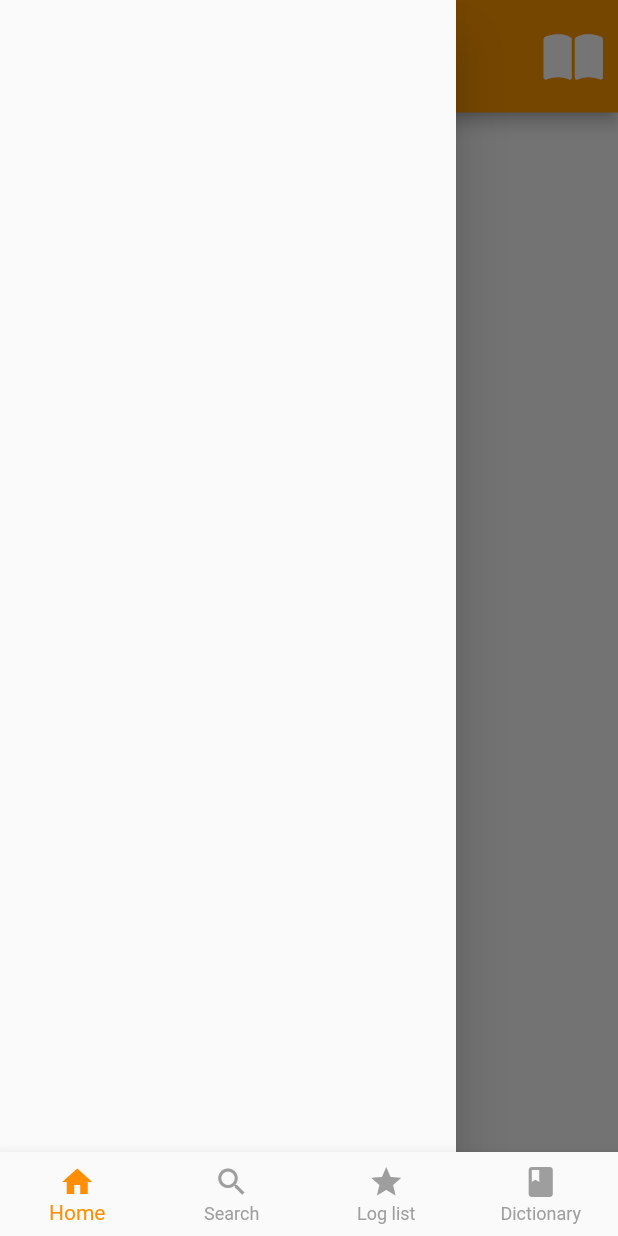
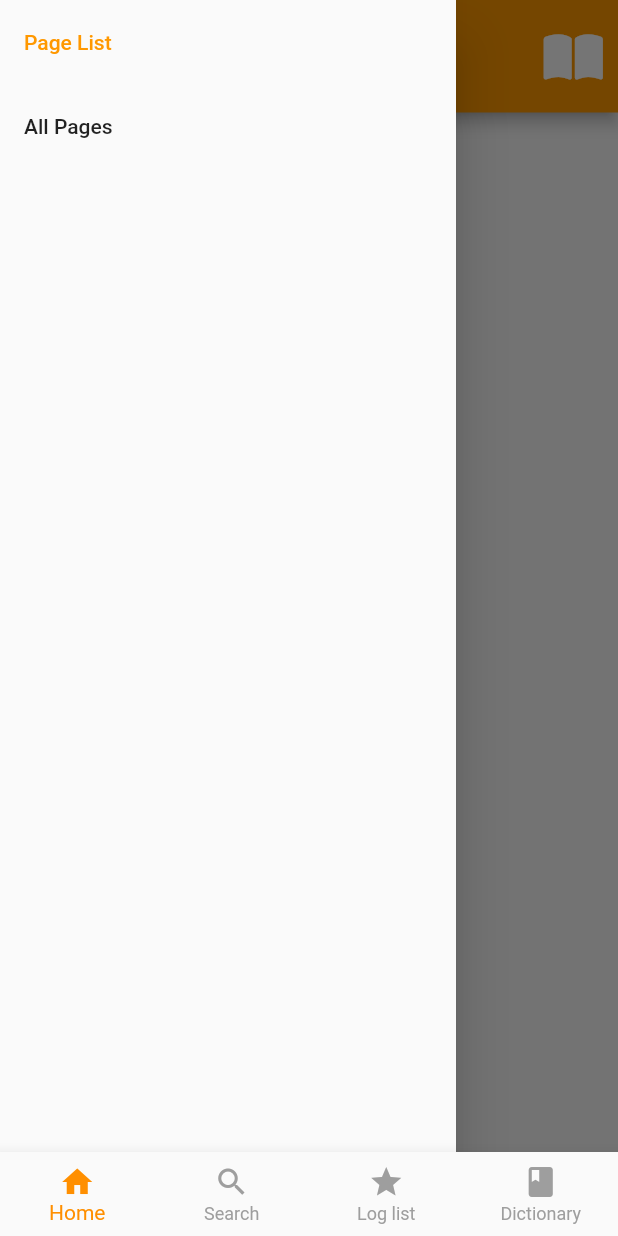
Before and after one commit to sautechnologygroup/buddhadham, a Flutter app: the screen it shows after launch, with the side drawer open, on a phone screen of 412 x 824 dp. Run offline on Flutter 3.47's test engine with Material 2 defaults, Android fonts, the phone set to English and light mode, and no system bars; our stand-ins replace font_awesome_flutter, google_fonts; Roboto replaces fonts that are missing (Charmonman).

Commit message:
ScreenForRead

```diff
--- a/lib/views/screenForRead.dart
+++ b/lib/views/screenForRead.dart
@@ -173,6 +173,9 @@ class _ReadScreenState extends State<ReadScreen> {
                         child: TextField(
                           keyboardType:
                               TextInputType.numberWithOptions(decimal: true),
+                          inputFormatters: [
+                            FilteringTextInputFormatter.allow(RegExp(r'[0-9]')),
+                          ],
                           controller: _controllerTextField,
                           decoration: InputDecoration(
                             border: OutlineInputBorder(),
@@ -181,11 +184,13 @@ class _ReadScreenState extends State<ReadScreen> {
                           ),
                           onSubmitted: (String value) {
                             setState(() {
-                              int pageNumber = int.parse(value);
-                              if (pageNumber >= 1) {
+                              int? pageNumber = int.tryParse(value);
+                              if (pageNumber != null && pageNumber >= 1) {
                                 AppTextSetting.INDEX_PAGE = pageNumber - 1;
                                 _pageController.jumpToPage(
                                     AppTextSetting.INDEX_PAGE.toInt());
+                              } else {
+                                // Handle invalid input, such as displaying an error message.
                               }
                             });
                           },
@@ -215,11 +220,27 @@ class _ReadScreenState extends State<ReadScreen> {
   Widget build(BuildContext context) {
     return Scaffold(
       key: _scaffoldKey,
-      //drawer with menu list and header รายการหน้า และ เกี่ยวกับ
       drawer: Drawer(
-          // ปุ่มเมนู รายการหน้ากับเกี่ยวกับเรียงกันในแนวนอน ข้างบนที่สารมารถกดได้ รายการหน้าก็คือหน้า drawer ปัจจุบัน ส่วนเกี่ยวกับก็คือหน้าเกี่ยวกับ
-
-          ),
+        child: ListView(
+          children: [
+            Expanded(
+              child: ListTile(
+                title: Text('Page List'),
+                selected: true,
+                tileColor: Colors.grey[300],
+                onTap: () {
+                  // TODO: Implement logic to display page list
+                },
+              ),
+            ),
+            ListTile(
+              title: Text('All Pages'),
+            ),
+            // TODO: Display the list of available pages
+            // You can use ListView.builder to dynamically build the list of ListTile widgets
+          ],
+        ),
+      ),
       endDrawer: expandTextFont(),
       appBar: AppBar(
         toolbarHeight: 75,
```
